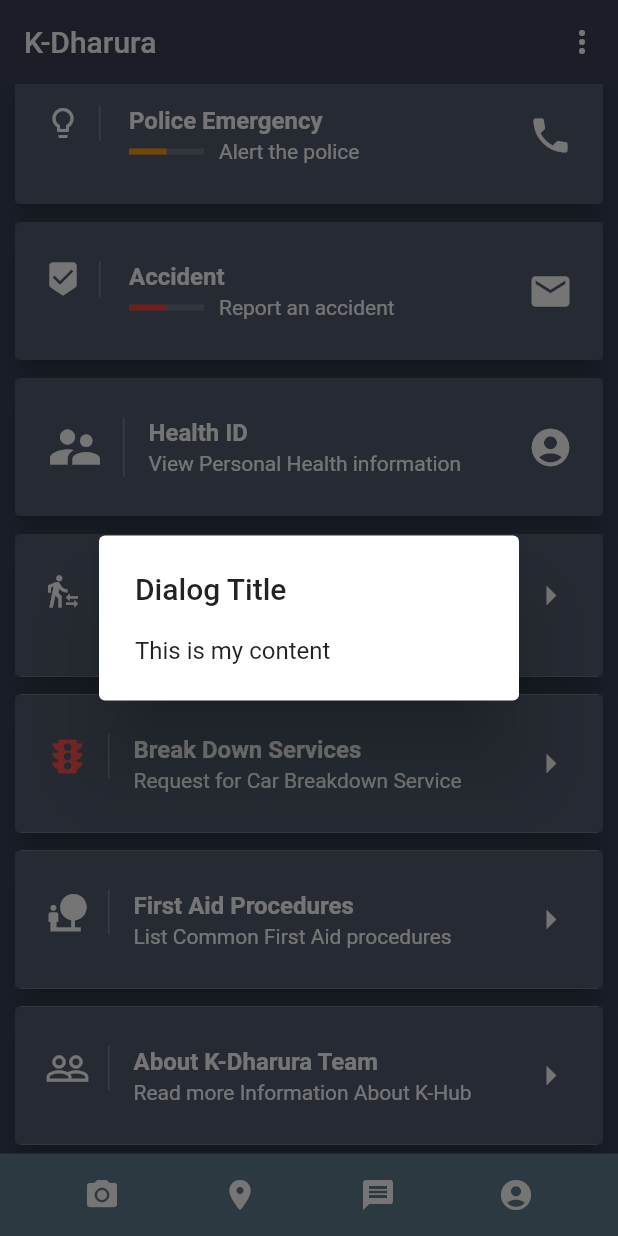
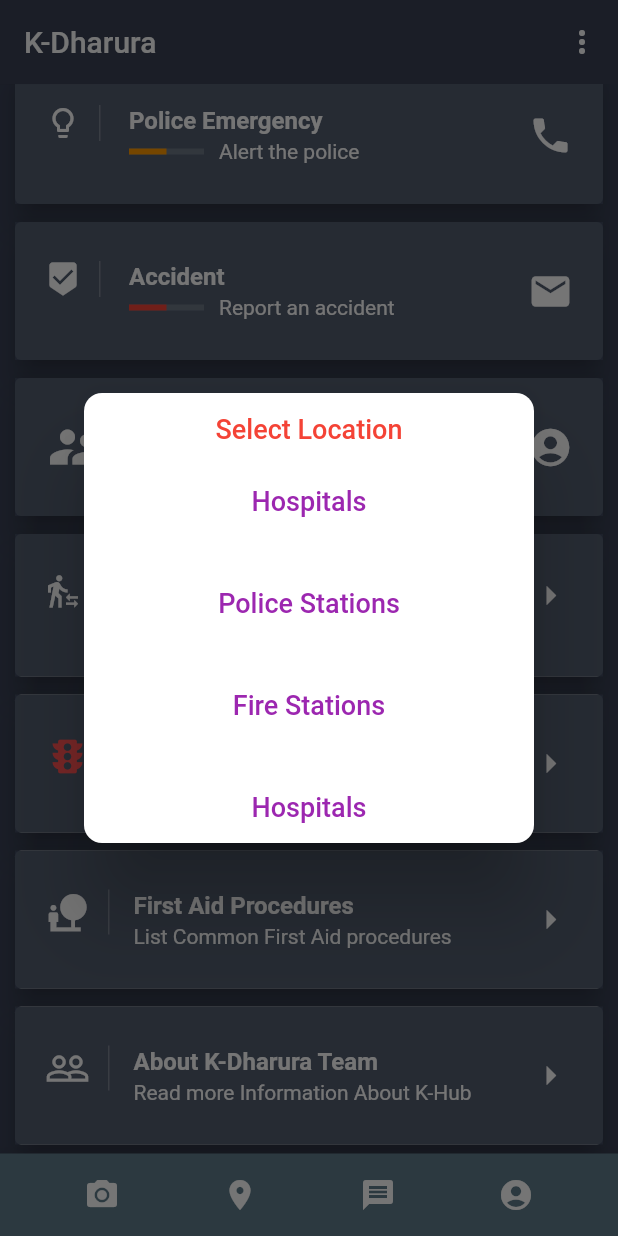
Before and after one commit to labohkip81/Emergency_response_system, a Flutter app: the screen it shows after launch, scrolled down 226 dp, after a tap on the "location on" icon, on a phone screen of 412 x 824 dp. Run offline on Flutter 3.47's test engine with Material 2 defaults, Android fonts, the phone set to English and light mode, and no system bars; our stand-ins replace share; missing offline and left inert: flutter_sms, flutter_webview_plugin; Roboto replaces fonts that are missing (Raleway).

Commit message:
Completed on the Location Dialog box Pop up

```diff
--- a/lib/main.dart
+++ b/lib/main.dart
@@ -1,7 +1,6 @@
 import 'model/lesson.dart';
 import 'package:flutter/material.dart';
 import 'package:flutter/services.dart';
-import './url.dart';
 import 'detail_page.dart';
 import './main2.dart';
 import './menu.dart';
@@ -140,6 +139,82 @@ setState(() => _message = _result);
         );
 
 
+
+
+
+
+//This code snippet should be ignored.
+Dialog errorDialog = Dialog(
+
+  shape: RoundedRectangleBorder(borderRadius: BorderRadius.circular(12.0)), //this right here
+  child: Container(
+    height: 300.0,
+    width: 300.0,
+
+    child: ListView(
+
+      children: <Widget>[
+
+
+       FlatButton(onPressed: (){
+
+        },
+            child: Text('Select Location', style: TextStyle(color: Colors.red, fontSize: 18.0),)),
+
+
+        FlatButton(onPressed: (){
+          _launchURL();
+        },
+            child: Text('Hospitals', style: TextStyle(color: Colors.purple, fontSize: 18.0),)),
+
+        // Padding(
+        //   padding:  EdgeInsets.all(15.0),
+        //   child: Text('Cool', style: TextStyle(color: Colors.red),),
+        // ),
+        Padding(padding: EdgeInsets.only(top: 20.0)),
+
+        FlatButton(onPressed: (){
+          _launchURL();
+        },
+            child: Text('Police Stations', style: TextStyle(color: Colors.purple, fontSize: 18.0),)),
+
+       Padding(padding: EdgeInsets.only(top: 20.0)),
+
+      FlatButton(onPressed: (){
+          _launchURL();
+        },
+            child: Text('Fire Stations', style: TextStyle(color: Colors.purple, fontSize: 18.0),)),
+
+            Padding(padding: EdgeInsets.only(top: 20.0)),
+
+            FlatButton(onPressed: (){
+          _launchURL();
+        },
+            child: Text('Hospitals', style: TextStyle(color: Colors.purple, fontSize: 18.0),)),
+
+
+       Padding(padding: EdgeInsets.only(top: 20.0)),
+
+
+            FlatButton(onPressed: (){
+          _launchURL();
+        },
+            child: Text('Chemist Shops', style: TextStyle(color: Colors.purple, fontSize: 18.0),)),
+
+
+
+
+
+      ],
+    ),
+  ),
+);
+
+
+
+
+
+//Kindly ignore the code above and do not delete it. it implements button
 
 //This defines the contents to be passed to the cardView Button.
 
@@ -845,13 +920,18 @@ Card aboutUSCard() => Card(
               icon: Icon(Icons.location_on, color: Colors.white),
               onPressed: () {
 
-            showDialog(
-        context: context,
-        builder: (_) => new AlertDialog(
-            title: new Text("Dialog Title"),
-            content: new Text("This is my content"),
-        )
-    );
+
+
+         showDialog(context: context, builder: (BuildContext context) => errorDialog);
+
+    //         showDialog(
+
+    //     context: context,
+    //     builder: (_) => new AlertDialog(
+    //         title: new Text("Dialog Title"),
+    //         content: new Text("This is my content"),
+    //     )
+    // );
               },
             ),
 
```
